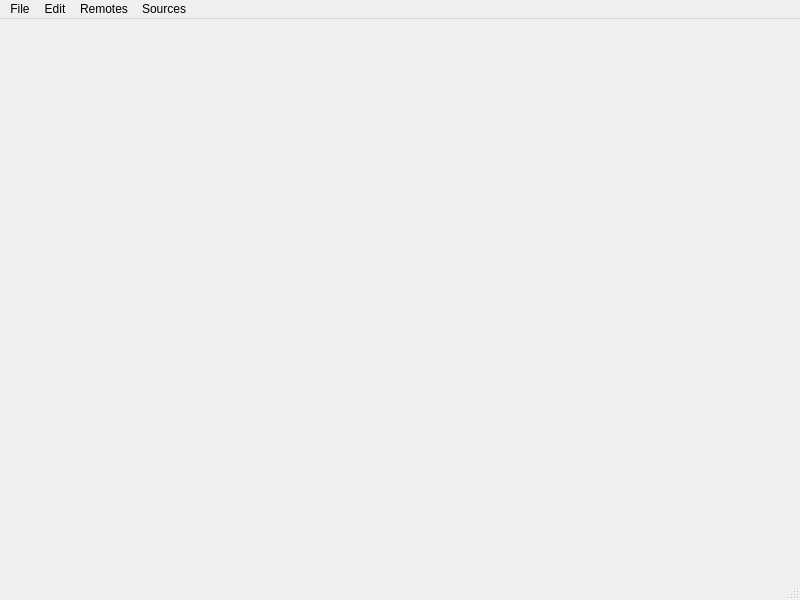
Old version of the form mainwindow.ui in the repository Matthewrbowker/MIDE.
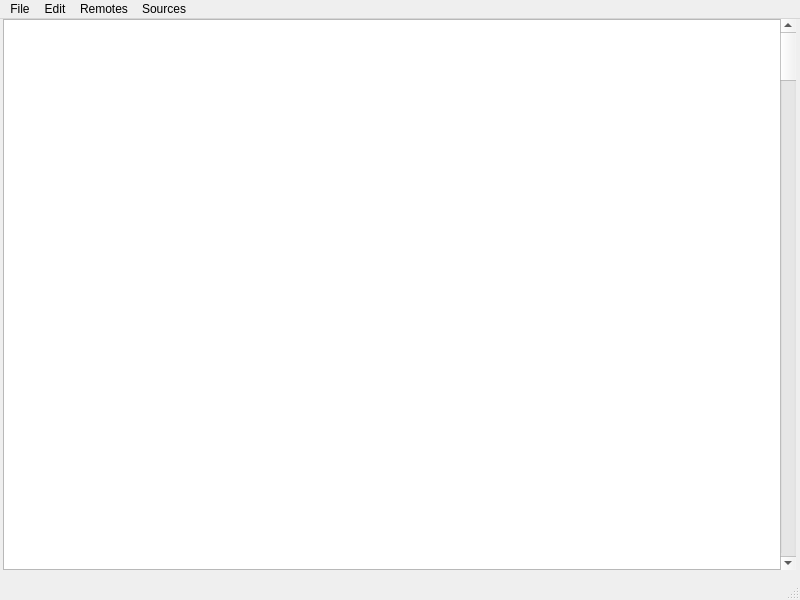
New version of the form.

What changed in the file:
```diff
--- a/mainwindow.ui
+++ b/mainwindow.ui
@@ -13,7 +13,31 @@
   <property name="windowTitle">
    <string>MainWindow</string>
   </property>
-  <widget class="QWidget" name="centralwidget"/>
+  <widget class="QWidget" name="centralwidget">
+   <widget class="QTextEdit" name="articleText">
+    <property name="geometry">
+     <rect>
+      <x>3</x>
+      <y>0</y>
+      <width>791</width>
+      <height>551</height>
+     </rect>
+    </property>
+   </widget>
+   <widget class="QScrollBar" name="verticalScrollBar">
+    <property name="geometry">
+     <rect>
+      <x>780</x>
+      <y>0</y>
+      <width>16</width>
+      <height>551</height>
+     </rect>
+    </property>
+    <property name="orientation">
+     <enum>Qt::Vertical</enum>
+    </property>
+   </widget>
+  </widget>
   <widget class="QMenuBar" name="menubar">
    <property name="geometry">
     <rect>
```
